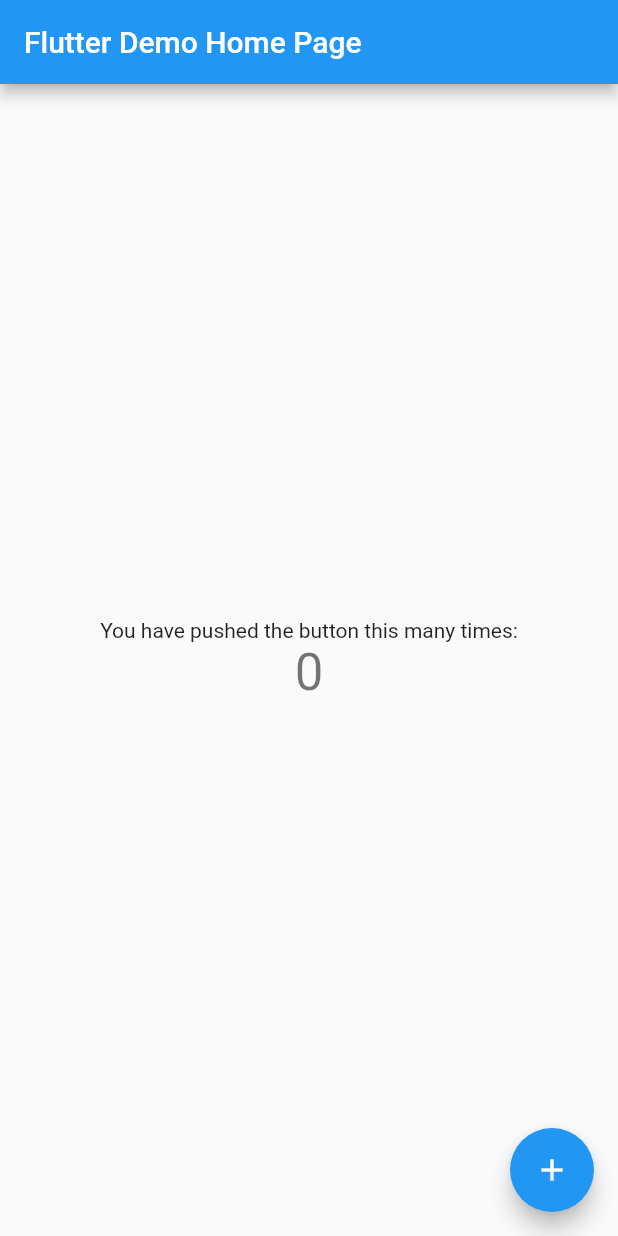
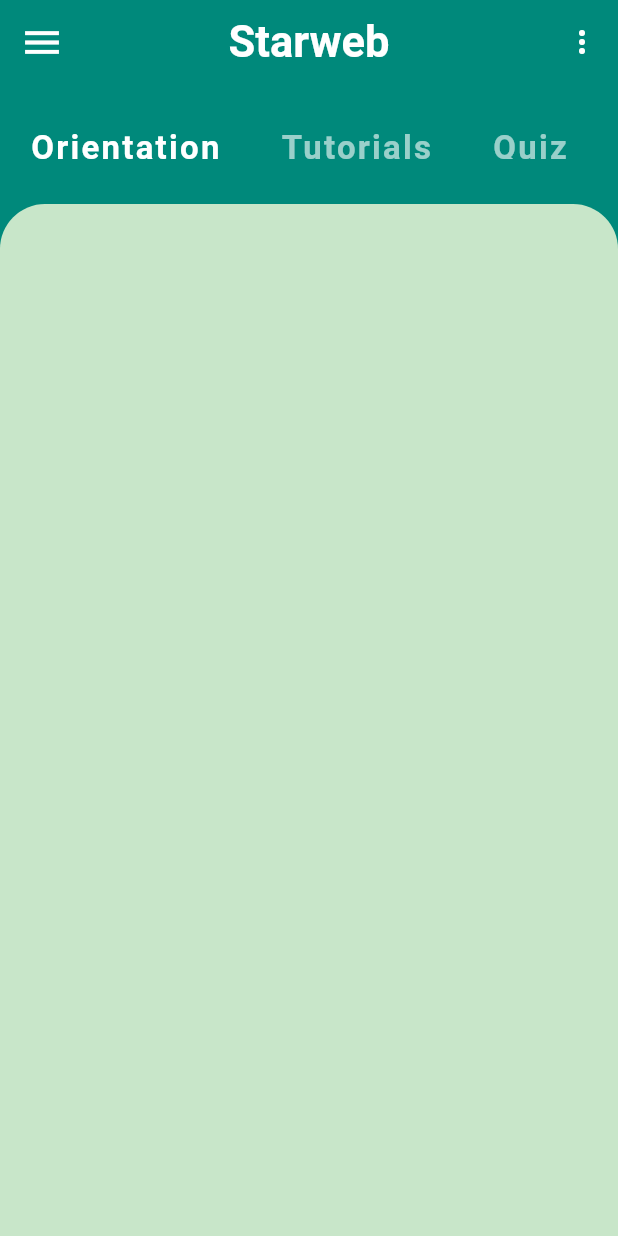
Before and after one commit to Alabs02/starweb_programming_tutorials_app, a Flutter app: the screen it shows after launch, on a phone screen of 412 x 824 dp. Run offline on Flutter 3.47's test engine with Material 2 defaults, Android fonts, the phone set to English and light mode, and no system bars.

Commit message:
tabs created

```diff
--- a/lib/main.dart
+++ b/lib/main.dart
@@ -1,111 +1,19 @@
 import 'package:flutter/material.dart';
+import './screens/homePage.dart';
 
-void main() => runApp(MyApp());
+void main() => runApp(StarWeb(
 
-class MyApp extends StatelessWidget {
-  // This widget is the root of your application.
+));
+
+class StarWeb extends StatelessWidget {
   @override
   Widget build(BuildContext context) {
     return MaterialApp(
-      title: 'Flutter Demo',
+      title: 'Starweb Programming Tutorials',
       theme: ThemeData(
-        // This is the theme of your application.
-        //
-        // Try running your application with "flutter run". You'll see the
-        // application has a blue toolbar. Then, without quitting the app, try
-        // changing the primarySwatch below to Colors.green and then invoke
-        // "hot reload" (press "r" in the console where you ran "flutter run",
-        // or simply save your changes to "hot reload" in a Flutter IDE).
-        // Notice that the counter didn't reset back to zero; the application
-        // is not restarted.
-        primarySwatch: Colors.blue,
+        primaryColor: Colors.teal[600],
       ),
-      home: MyHomePage(title: 'Flutter Demo Home Page'),
+      home: StarWebHome(),
     );
   }
 }
-
-class MyHomePage extends StatefulWidget {
-  MyHomePage({Key key, this.title}) : super(key: key);
-
-  // This widget is the home page of your application. It is stateful, meaning
-  // that it has a State object (defined below) that contains fields that affect
-  // how it looks.
-
-  // This class is the configuration for the state. It holds the values (in this
-  // case the title) provided by the parent (in this case the App widget) and
-  // used by the build method of the State. Fields in a Widget subclass are
-  // always marked "final".
-
-  final String title;
-
-  @override
-  _MyHomePageState createState() => _MyHomePageState();
-}
-
-class _MyHomePageState extends State<MyHomePage> {
-  int _counter = 0;
-
-  void _incrementCounter() {
-    setState(() {
-      // This call to setState tells the Flutter framework that something has
-      // changed in this State, which causes it to rerun the build method below
-      // so that the display can reflect the updated values. If we changed
-      // _counter without calling setState(), then the build method would not be
-      // called again, and so nothing would appear to happen.
-      _counter++;
-    });
-  }
-
-  @override
-  Widget build(BuildContext context) {
-    // This method is rerun every time setState is called, for instance as done
-    // by the _incrementCounter method above.
-    //
-    // The Flutter framework has been optimized to make rerunning build methods
-    // fast, so that you can just rebuild anything that needs updating rather
-    // than having to individually change instances of widgets.
-    return Scaffold(
-      appBar: AppBar(
-        // Here we take the value from the MyHomePage object that was created by
-        // the App.build method, and use it to set our appbar title.
-        title: Text(widget.title),
-      ),
-      body: Center(
-        // Center is a layout widget. It takes a single child and positions it
-        // in the middle of the parent.
-        child: Column(
-          // Column is also a layout widget. It takes a list of children and
-          // arranges them vertically. By default, it sizes itself to fit its
-          // children horizontally, and tries to be as tall as its parent.
-          //
-          // Invoke "debug painting" (press "p" in the console, choose the
-          // "Toggle Debug Paint" action from the Flutter Inspector in Android
-          // Studio, or the "Toggle Debug Paint" command in Visual Studio Code)
-          // to see the wireframe for each widget.
-          //
-          // Column has various properties to control how it sizes itself and
-          // how it positions its children. Here we use mainAxisAlignment to
-          // center the children vertically; the main axis here is the vertical
-          // axis because Columns are vertical (the cross axis would be
-          // horizontal).
-          mainAxisAlignment: MainAxisAlignment.center,
-          children: <Widget>[
-            Text(
-              'You have pushed the button this many times:',
-            ),
-            Text(
-              '$_counter',
-              style: Theme.of(context).textTheme.display1,
-            ),
-          ],
-        ),
-      ),
-      floatingActionButton: FloatingActionButton(
-        onPressed: _incrementCounter,
-        tooltip: 'Increment',
-        child: Icon(Icons.add),
-      ), // This trailing comma makes auto-formatting nicer for build methods.
-    );
-  }
-}
--- /dev/null
+++ b/lib/screens/homePage.dart
@@ -0,0 +1,54 @@
+import 'package:flutter/material.dart';
+import '../widgets/categorySelector.dart';
+
+class StarWebHome extends StatefulWidget {
+  @override
+  _StarWebHomeState createState() => _StarWebHomeState();
+}
+
+class _StarWebHomeState extends State<StarWebHome> {
+  @override
+  Widget build(BuildContext context) {
+    return Scaffold(
+      backgroundColor: Theme.of(context).primaryColor,
+      appBar: AppBar(
+        leading: IconButton(
+          icon: Icon(Icons.menu),
+          iconSize: 30.0,
+          color: Colors.white,
+          onPressed: () {},
+        ),
+        title: Text(
+          "Starweb",
+          style: TextStyle(
+            fontSize: 29.0,
+            fontWeight: FontWeight.bold,
+          ),
+        ),
+        elevation: 0.0,
+        actions: <Widget>[
+          IconButton(
+            icon: Icon(Icons.more_vert),
+            color: Colors.white,
+            onPressed: () {}
+          ),
+        ],
+        centerTitle: true,
+      ),
+      body: Column(
+        children: <Widget> [
+          CategorySelector(),
+          Expanded(child: Container(
+            decoration: BoxDecoration(
+              color: Colors.green[100],
+              borderRadius: BorderRadius.only(
+                topLeft: Radius.circular(30.0),
+                topRight: Radius.circular(30.0),
+              )
+            ) ,
+          )),
+        ],
+      ),
+    );
+  }
+}
--- /dev/null
+++ b/lib/widgets/categorySelector.dart
@@ -0,0 +1,49 @@
+import 'package:flutter/material.dart';
+
+class CategorySelector extends StatefulWidget {
+  @override
+  _CategorySelectorState createState() => _CategorySelectorState();
+}
+
+class _CategorySelectorState extends State<CategorySelector> {
+  int selectedIndex = 0;
+  final List<String> tabs = ['Orientation', 'Tutorials', 'Quiz'];
+  @override
+  Widget build(BuildContext context) {
+    return Container(
+      height: 80.0,
+      color: Theme.of(context).primaryColor,
+      child: ListView.builder(
+        scrollDirection: Axis.horizontal,
+        itemCount: tabs.length,
+        itemBuilder: (BuildContext context, int index) {
+          return GestureDetector(
+            onTap: () {
+              setState(() {
+                selectedIndex = index;
+              });
+            },
+                      child: Padding(
+              padding: EdgeInsets.symmetric(
+                horizontal: 20.0,
+                vertical: 30.0,
+              ),
+
+              child: Center(
+                child: Text(
+                  tabs[index],
+                  style: TextStyle(
+                    color: index == selectedIndex ? Colors.white : Colors.white60,
+                    fontSize: 22.0,
+                    fontWeight: FontWeight.bold,
+                    letterSpacing: 1.5,
+                  ),
+                ),
+              ),
+            ),
+          );
+        },
+      ),
+    );
+  }
+}
```
Also changed, not shown: 1 other file.
